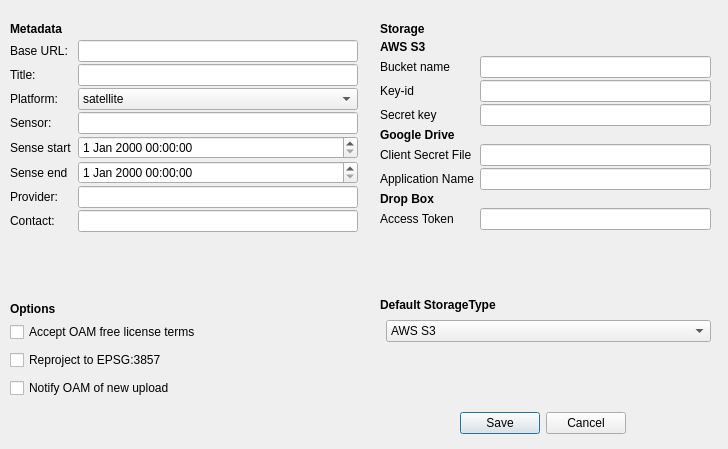
Before: the Qt Designer form OpenAerialMap/gui/ui/setting_dialog.ui in hotosm/oam-qgis-plugin, drawn with Qt 5.
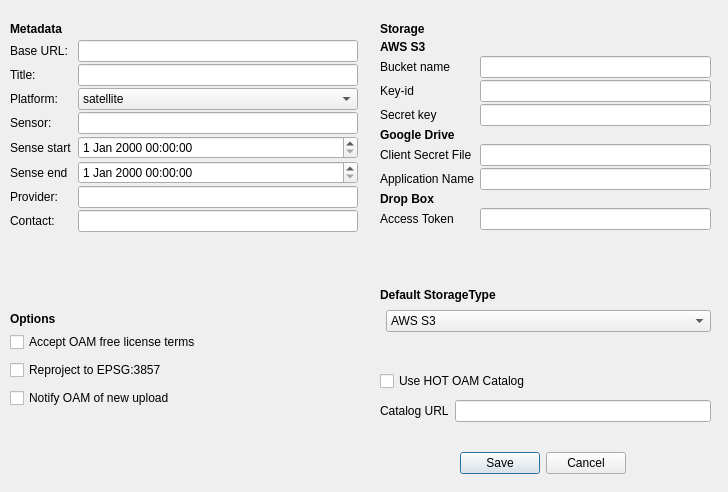
After: the same form once the commit is applied.

Commit message: added a textLineEdit to enter user-define catalog url

The edit to the form file:
```diff
--- a/OpenAerialMap/gui/ui/setting_dialog.ui
+++ b/OpenAerialMap/gui/ui/setting_dialog.ui
@@ -7,7 +7,7 @@
     <x>0</x>
     <y>0</y>
     <width>728</width>
-    <height>449</height>
+    <height>492</height>
    </rect>
   </property>
   <property name="windowTitle">
@@ -17,7 +17,7 @@
    <property name="geometry">
     <rect>
      <x>450</x>
-     <y>410</y>
+     <y>450</y>
      <width>176</width>
      <height>27</height>
     </rect>
@@ -33,7 +33,7 @@
    <property name="geometry">
     <rect>
      <x>10</x>
-     <y>320</y>
+     <y>330</y>
      <width>351</width>
      <height>81</height>
     </rect>
@@ -236,7 +236,7 @@
    <property name="geometry">
     <rect>
      <x>10</x>
-     <y>300</y>
+     <y>310</y>
      <width>56</width>
      <height>17</height>
     </rect>
@@ -441,7 +441,7 @@
    <property name="geometry">
     <rect>
      <x>380</x>
-     <y>320</y>
+     <y>310</y>
      <width>331</width>
      <height>51</height>
     </rect>
@@ -475,7 +475,7 @@
    <property name="geometry">
     <rect>
      <x>380</x>
-     <y>290</y>
+     <y>280</y>
      <width>131</width>
      <height>29</height>
     </rect>
@@ -490,6 +490,44 @@
     <string>Default StorageType</string>
    </property>
   </widget>
+  <widget class="QWidget" name="formLayoutWidget_3">
+   <property name="geometry">
+    <rect>
+     <x>380</x>
+     <y>400</y>
+     <width>331</width>
+     <height>41</height>
+    </rect>
+   </property>
+   <layout class="QFormLayout" name="formLayout">
+    <property name="fieldGrowthPolicy">
+     <enum>QFormLayout::AllNonFixedFieldsGrow</enum>
+    </property>
+    <item row="0" column="0">
+     <widget class="QLabel" name="catalog_url_label">
+      <property name="text">
+       <string>Catalog URL</string>
+      </property>
+     </widget>
+    </item>
+    <item row="0" column="1">
+     <widget class="QLineEdit" name="catalog_url_edit"/>
+    </item>
+   </layout>
+  </widget>
+  <widget class="QCheckBox" name="hot_oam_catalog_check_box">
+   <property name="geometry">
+    <rect>
+     <x>380</x>
+     <y>370</y>
+     <width>161</width>
+     <height>22</height>
+    </rect>
+   </property>
+   <property name="text">
+    <string>Use HOT OAM Catalog</string>
+   </property>
+  </widget>
  </widget>
  <resources/>
  <connections>
```
The commit also changes 4 other files.
